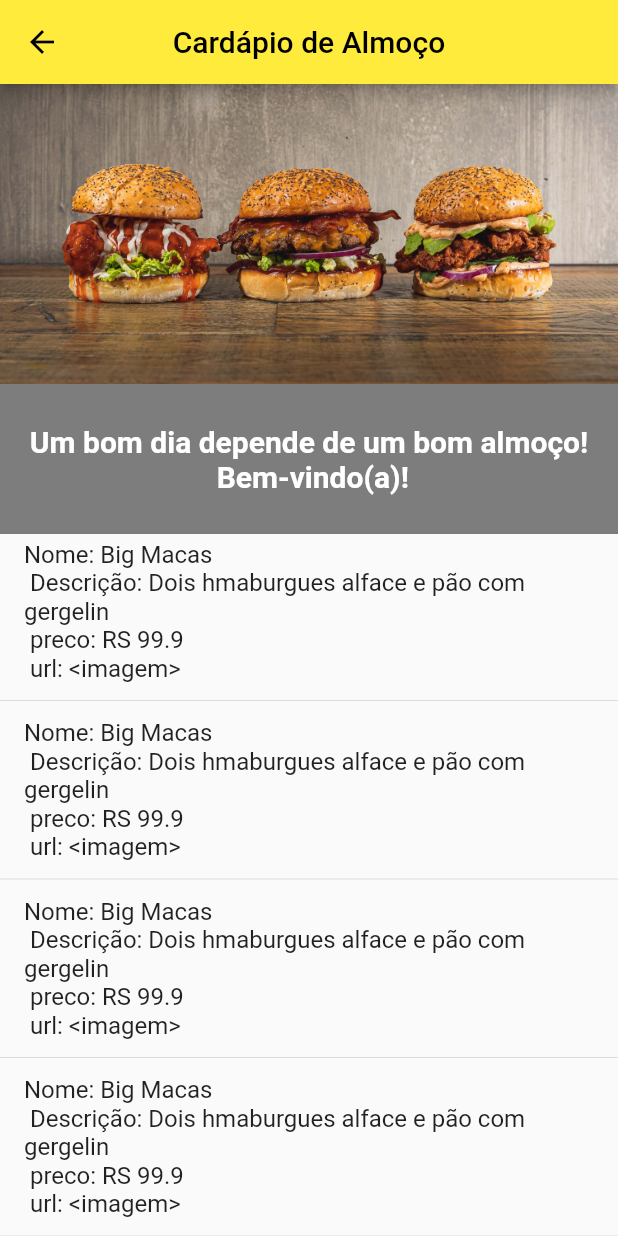
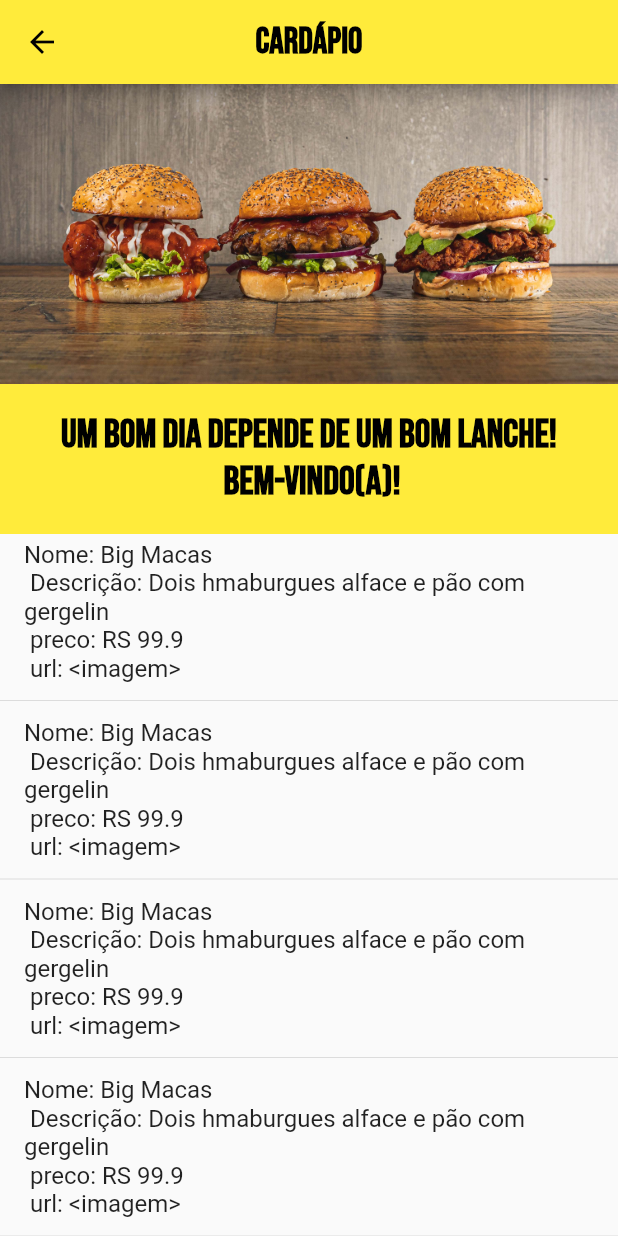
Before and after one commit to SamuKs04/VA3-mobile, a Flutter app: the screen it shows after launch, after a tap on "Cardápio", on a phone screen of 412 x 824 dp. Run offline on Flutter 3.47's test engine with Material 2 defaults, Android fonts, the phone set to English and light mode, and no system bars.

Commit message:
Adicionando o arquivo de fontes

```diff
--- a/mobile_burguers/lib/main.dart
+++ b/mobile_burguers/lib/main.dart
@@ -32,15 +32,17 @@ class Home extends StatelessWidget {
     return Scaffold(
       appBar: AppBar(
         centerTitle: true,
-        backgroundColor: const Color.fromARGB(255, 242, 204, 12),
+        backgroundColor: Colors.yellow,
         title: const Text(
           'Mobile Burguers',
           textAlign: TextAlign.center,
-          style: TextStyle(fontSize: 24, fontFamily: 'Tilt Prism'),
+          style: TextStyle(fontSize: 24, fontFamily: 'BebasNeue', fontWeight: FontWeight.bold),
         ),
-        titleTextStyle: const TextStyle(color: Colors.white),
+        titleTextStyle: const TextStyle(color: Colors.black),
       ),
-      body: Column(
+      body: Container(
+        color: Colors.black,
+        child: Column(
         children: [
           SizedBox(
             height: 200,
@@ -55,23 +57,29 @@ class Home extends StatelessWidget {
               mainAxisAlignment: MainAxisAlignment.center,
               children: <Widget>[
                 const Text(
-                    '\n\n Bem Vindo(a) \n Nosso Cardápio está de cara nova! \n Clique no botão abaixo para acessar',
+                    '\n\n\n Bem Vindo(a)! \n Nosso Cardápio está de cara nova! \n Clique no botão abaixo para acessar',
                     style: TextStyle(
                       color: Colors.orangeAccent,
-                      fontSize: 22,
+                      fontSize: 26,
+                      fontFamily: 'BebasNeue'
                     )),
-                const SizedBox(height: 80),
+                const SizedBox(height: 180),
                 ElevatedButton(
-                  child: const Text('Cardápio'),
                   onPressed: () {
                     Navigator.pushNamed(context, '/cardapio');
                   },
+                  style: ElevatedButton.styleFrom(
+                    fixedSize: const Size(200, 50)
+                  ),
+                  child: const Text('Cardápio', style: TextStyle(fontFamily: 'BebasNeue', fontSize: 24),),
                 )
               ],
             ),
           ),
         ],
       ),
+
+     ),
     );
   }
 }
@@ -84,7 +92,7 @@ class AlmocoScreen extends StatelessWidget {
     return Scaffold(
       appBar: AppBar(
         centerTitle: true,
-        title: const Text('Cardápio de Almoço', textAlign: TextAlign.center),
+        title: const Text('Cardápio', textAlign: TextAlign.center, style: TextStyle(fontFamily: 'BebasNeue', fontSize: 24, fontWeight: FontWeight.bold),),
       ),
       body: Column(
         children: [
@@ -98,14 +106,15 @@ class AlmocoScreen extends StatelessWidget {
           ),
           Container(
             height: 100,
-            color: Colors.black.withOpacity(0.5),
+            color: Colors.yellow,
             child: const Center(
               child: Text(
-                'Um bom dia depende de um bom almoço! \n Bem-vindo(a)!',
+                'Um bom dia depende de um bom lanche! \n Bem-vindo(a)!',
                 textAlign: TextAlign.center,
                 style: TextStyle(
-                  color: Colors.white,
-                  fontSize: 20,
+                  color: Colors.black,
+                  fontSize: 26,
+                  fontFamily: 'BebasNeue',
                   fontWeight: FontWeight.bold,
                 ),
               ),
--- a/mobile_burguers/lib/startscreen.dart
+++ b/mobile_burguers/lib/startscreen.dart
@@ -45,9 +45,10 @@ class StartScreenState extends State<StartScreen>
         child: FadeTransition(
           opacity: _fadeAnimation,
           child: const Text(
-            'Mobile Burgers',
+            'Mobile Burguers',
             style: TextStyle(
-              fontSize: 24,
+              fontSize: 26,
+              fontFamily: 'BebasNeue',
               color: Colors.black,
               fontWeight: FontWeight.bold,
             ),
--- a/mobile_burguers/pubspec.yaml
+++ b/mobile_burguers/pubspec.yaml
@@ -52,6 +52,11 @@ dev_dependencies:
 
 # The following section is specific to Flutter packages.
 flutter:
+  fonts:
+    - family: BebasNeue
+      fonts:
+        - asset: lib/fonts/BebasNeue-Regular.ttf
+          weight: 700
 
   # The following line ensures that the Material Icons font is
   # included with your application, so that you can use the icons in
```
Also changed, not shown: mobile_burguers/lib/fonts/BebasNeue-Regular.ttf (added).
